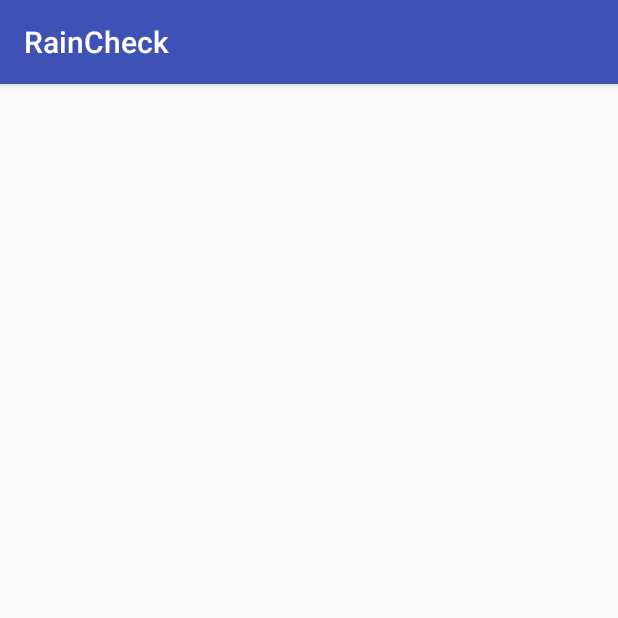
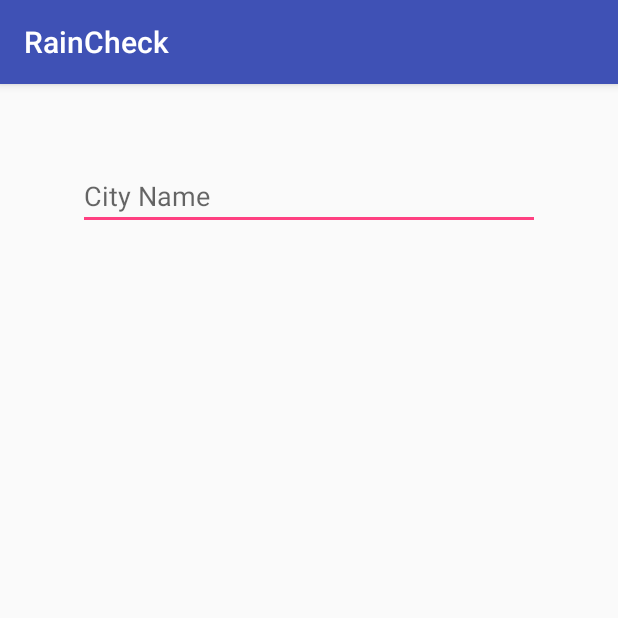
Before and after one commit to asd2734/RainCheck, an Android app: the screen it shows after launch (NewCityActivity), after a tap on an icon or button, on a phone screen of 412 x 824 dp, the top half of it. Run offline under Robolectric (Android 15) with nearby library versions, the phone set to English and light mode, and no system bars.

```diff
--- a/app/src/main/java/com/alex/raincheck/MainActivity.java
+++ b/app/src/main/java/com/alex/raincheck/MainActivity.java
@@ -10,6 +10,9 @@ import android.view.Menu;
 import android.view.MenuItem;
 import android.widget.AdapterView;
 import android.widget.ListView;
+
+import com.alex.raincheck.utils.CityListAdapter;
+import com.alex.raincheck.utils.LocalStorage;
 
 import java.util.ArrayList;
 
@@ -73,7 +76,14 @@ public class MainActivity extends AppCompatActivity {
         return super.onOptionsItemSelected(item);
     }
 
+    @Override
+    protected void onResume() {
+        super.onResume();
+        updateCityList();
+    }
+
     private void updateCityList() {
-
+        cityList = LocalStorage.listCities();
+        cityListView.setAdapter(new CityListAdapter(this, cityList));
     }
 }
--- a/app/src/main/java/com/alex/raincheck/NewCityActivity.java
+++ b/app/src/main/java/com/alex/raincheck/NewCityActivity.java
@@ -4,6 +4,7 @@ import android.support.v7.app.AppCompatActivity;
 import android.os.Bundle;
 
 public class NewCityActivity extends AppCompatActivity {
+    static final String LOG_TAG = NewCityActivity.class.getName();
 
     @Override
     protected void onCreate(Bundle savedInstanceState) {
--- a/app/src/main/java/com/alex/raincheck/utils/LocalStorage.java
+++ b/app/src/main/java/com/alex/raincheck/utils/LocalStorage.java
@@ -13,7 +13,7 @@ public class LocalStorage {
 
     public static String getRootPath() { return ROOTPATH; }
 
-    public static ArrayList<String> listRecordings() {
+    public static ArrayList<String> listCities() {
         ArrayList< String > cityList = new ArrayList< String >();
         File dir = new File(ROOTPATH);
         if (!dir.exists()) {
--- a/app/src/main/res/layout/activity_new_city.xml
+++ b/app/src/main/res/layout/activity_new_city.xml
@@ -9,4 +9,6 @@
     android:paddingTop="@dimen/activity_vertical_margin"
     tools:context="com.alex.raincheck.NewCityActivity">
 
+    <include layout="@layout/content_new_city" />
+
 </RelativeLayout>
--- /dev/null
+++ b/app/src/main/res/layout/content_new_city.xml
@@ -0,0 +1,21 @@
+<?xml version="1.0" encoding="utf-8"?>
+<RelativeLayout
+    xmlns:android="http://schemas.android.com/apk/res/android"
+    xmlns:tools="http://schemas.android.com/tools"
+    android:layout_width="match_parent"
+    android:layout_height="match_parent"
+    android:padding="16dp"
+    tools:context="com.alex.raincheck.NewCityActivity"
+    tools:showIn="@layout/activity_new_city" >
+
+    <EditText
+        android:id="@+id/cityNameSearch"
+        android:hint="City Name"
+        android:maxLength="127"
+        android:layout_width="match_parent"
+        android:layout_height="wrap_content"
+        android:layout_margin="20dp"
+        android:layout_alignParentTop="true"
+        android:layout_centerHorizontal="true" />
+
+</RelativeLayout>
```
Also changed, not shown: app/src/main/java/com/alex/raincheck/utils/CityListAdapter.java (+26 -1 lines), app/src/main/java/com/alex/raincheck/utils/HttpWeather.java (added, +73 -0 lines), app/src/main/res/layout/item_city_list.xml (+25 -6 lines), 2 other files.
